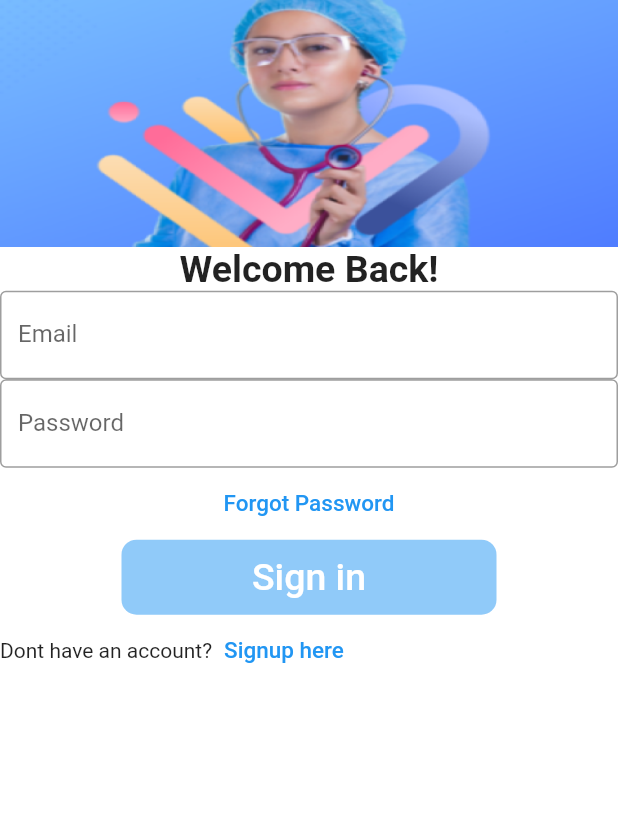
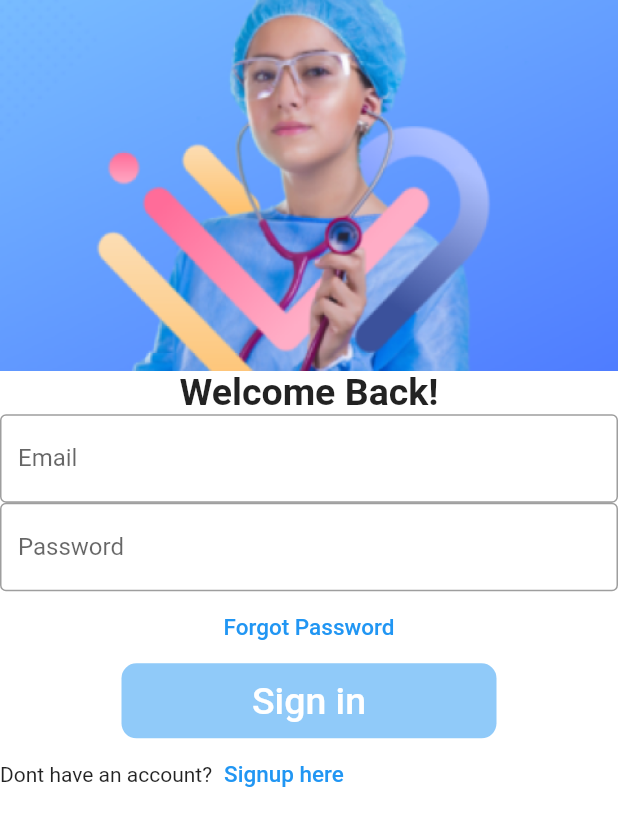
Before and after one commit to ronealdenila/davnor-medicare, a Flutter app: the screen it shows after launch, on a phone screen of 412 x 824 dp. Shown: the top 826 px of the screen. Run offline on Flutter 3.47's test engine with Material 2 defaults, Android fonts, the phone set to English and light mode, and no system bars.

Commit message:
update auth photo height

```diff
--- a/lib/main.dart
+++ b/lib/main.dart
@@ -39,7 +39,7 @@ class _AuthenticationState extends State<Authentication> {
           Center(
             child: Container(
               width: MediaQuery.of(context).size.width,
-              height: MediaQuery.of(context).size.height * .2,
+              height: MediaQuery.of(context).size.height * .3,
               child: kIsWeb
                   ? Placeholder()
                   : Image.asset(
@@ -50,7 +50,8 @@ class _AuthenticationState extends State<Authentication> {
           ),
           Text(
             'Welcome Back!',
-            style: TextStyle(fontWeight: FontWeight.bold, fontSize: kIsWeb ? 40 : 25),
+            style: TextStyle(
+                fontWeight: FontWeight.bold, fontSize: kIsWeb ? 40 : 25),
           ),
           TextField(
             decoration: InputDecoration(
```
